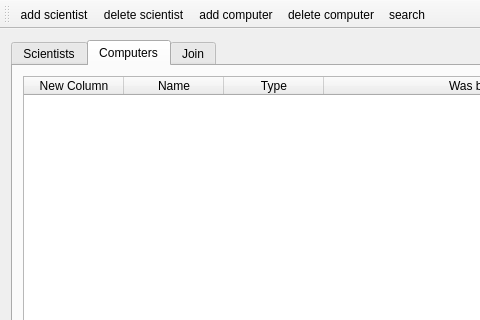
Above: widgetVerkefniVika3/mainwindow.ui from tinnathuridur/vika3 before the change; both pictures show x 0 to 480 and y 0 to 320 of the 651 by 456 pixel window. Below: the same form after it.
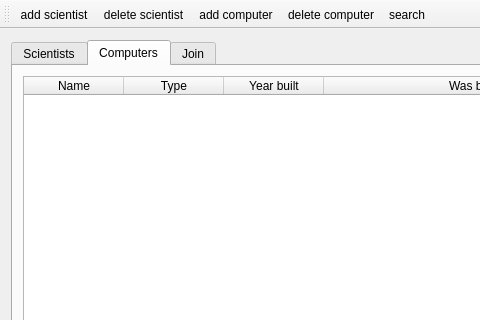
That is the form after the change. The open tabs and pages were chosen to show the change. Icons and pictures are not drawn.

Commit message: Lagaði nöfnin í töbunum mainwindow.ui

Patch:
```diff
--- a/widgetVerkefniVika3/mainwindow.ui
+++ b/widgetVerkefniVika3/mainwindow.ui
@@ -104,11 +104,6 @@
         <attribute name="horizontalHeaderStretchLastSection">
          <bool>true</bool>
         </attribute>
-        <column>
-         <property name="text">
-          <string>New Column</string>
-         </property>
-        </column>
         <column>
          <property name="text">
           <string>Name</string>
@@ -119,6 +114,11 @@
           <string>Type</string>
          </property>
         </column>
+        <column>
+         <property name="text">
+          <string>Year built</string>
+         </property>
+        </column>
         <column>
          <property name="text">
           <string>Was built</string>
```
Left out of the diff: 14 changed lines with no effect on the pictures.
